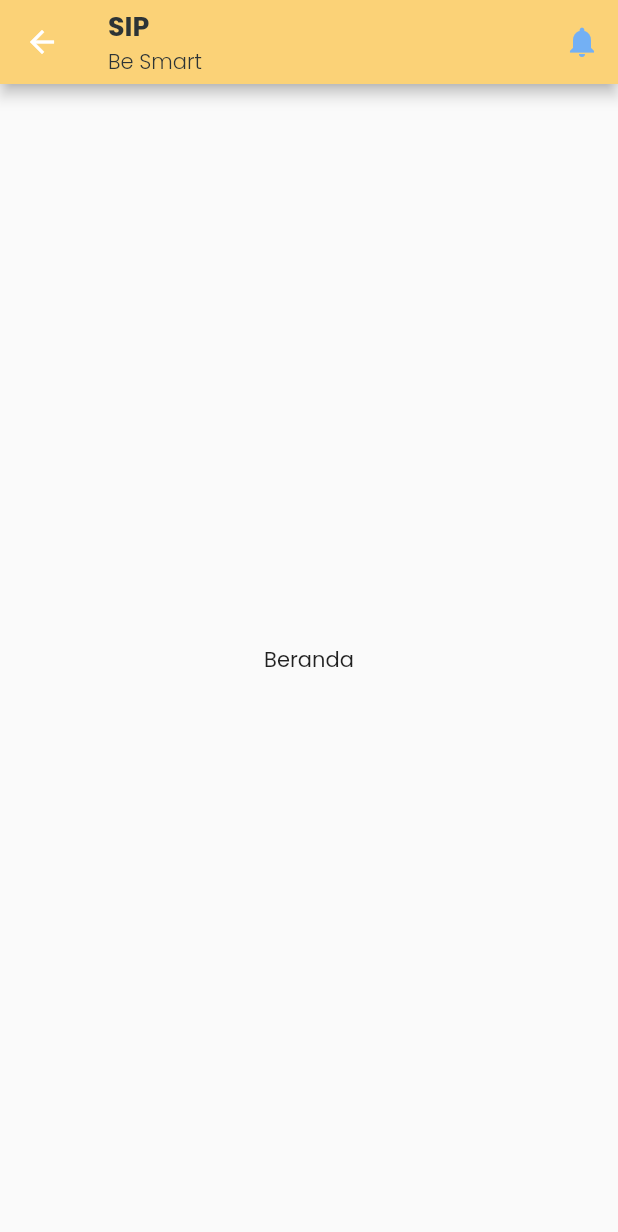
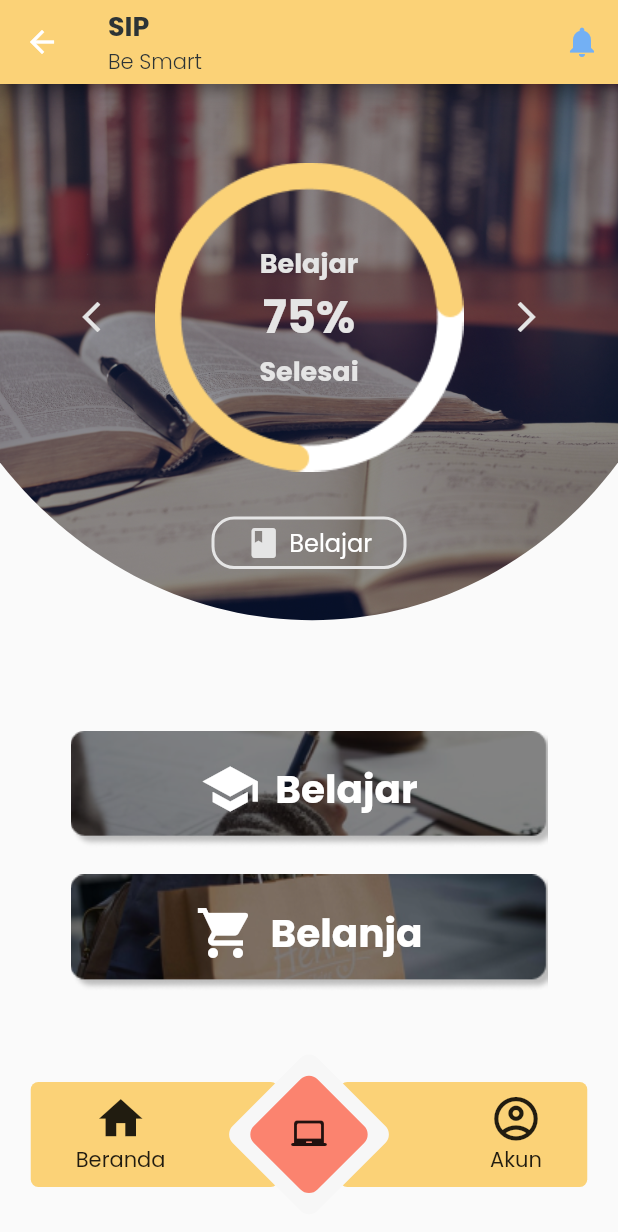
Before and after one commit to danthz2/SIP-Application, a Flutter app: the Beranda screen opened directly, on a phone screen of 412 x 824 dp. Shown: the top 1232 px of the screen. Run offline on Flutter 3.47's test engine with Material 2 defaults, Android fonts, the light colour scheme and no system bars; our stand-ins replace google_fonts.

Commit message:
nambah halaman

```diff
--- a/lib/pages/beranda.dart
+++ b/lib/pages/beranda.dart
@@ -1,5 +1,9 @@
 import 'package:flutter/material.dart';
+import 'package:sip_app/pages/pilih_matkul.dart';
 import 'package:sip_app/theme.dart';
+import 'dart:math' as math;
+
+import 'package:sip_app/widgets/btm_navbar.dart';
 
 class Beranda extends StatelessWidget {
   @override
@@ -31,6 +35,168 @@ class Beranda extends StatelessWidget {
           ),
         ],
       ),
-        body: Center(child: Text("Beranda")));
+      body: Column(
+        mainAxisAlignment: MainAxisAlignment.spaceBetween,
+        children: [
+          header(),
+          SizedBox(
+            height: 20,
+          ),
+          GestureDetector(
+            onTap: () {
+              Navigator.push(context, MaterialPageRoute(builder: (context) {
+                return PilihMatkul();
+              }));
+            },
+            child: chooseMenu(
+                "assets/images/button_belajar.png", Icons.school, "Belajar"),
+          ),
+          chooseMenu("assets/images/button_belanja.png", Icons.shopping_cart,
+              "Belanja"),
+          SizedBox(
+            height: 20,
+          ),
+          MyBottomNavbar(),
+          SizedBox(
+            height: 10,
+          ),
+        ],
+      ),
+    );
+  }
+
+  Widget chooseMenu(String btnImg, IconData btnIcon, String btnText) {
+    return Column(children: [
+      Stack(
+        alignment: Alignment.center,
+        children: [
+          Image.asset(btnImg),
+          Row(
+            mainAxisAlignment: MainAxisAlignment.center,
+            children: [
+              Icon(
+                btnIcon,
+                color: Colors.white,
+                size: 40,
+              ),
+              SizedBox(
+                width: 10,
+              ),
+              Text(
+                btnText,
+                style: titleSIP.copyWith(color: Colors.white, fontSize: 26),
+              )
+            ],
+          )
+        ],
+      )
+    ]);
+  }
+
+  Widget header() {
+    return Stack(
+      alignment: Alignment.center,
+      children: [
+        ClipPath(
+            clipper: MyCustomClipper(),
+            child: Image.asset("assets/images/bg_beranda1.png")),
+        Column(
+          children: [
+            Row(
+              mainAxisAlignment: MainAxisAlignment.center,
+              children: [
+                Icon(
+                  Icons.arrow_back_ios_new,
+                  color: whiteSIP,
+                ),
+                SizedBox(
+                  width: 30,
+                ),
+                Stack(
+                  alignment: Alignment.center,
+                  children: [
+                    Image.asset("assets/images/progress_chart.png"),
+                    Column(
+                      children: [
+                        Text(
+                          "Belajar",
+                          style: titleSIP.copyWith(color: whiteSIP),
+                        ),
+                        Text("75\%",
+                            style: titleSIP.copyWith(
+                                color: whiteSIP, fontSize: 30)),
+                        Text("Selesai",
+                            style: titleSIP.copyWith(color: whiteSIP)),
+                      ],
+                    ),
+                  ],
+                ),
+                SizedBox(
+                  width: 30,
+                ),
+                Icon(
+                  Icons.arrow_forward_ios,
+                  color: whiteSIP,
+                ),
+              ],
+            ),
+            SizedBox(
+              height: 30,
+            ),
+            Container(
+                width: 130,
+                height: 35,
+                decoration: BoxDecoration(
+                    borderRadius: BorderRadius.circular(15),
+                    border: Border.all(color: whiteSIP, width: 2)),
+                child: Row(
+                  mainAxisAlignment: MainAxisAlignment.center,
+                  children: [
+                    Icon(
+                      Icons.book,
+                      color: whiteSIP,
+                    ),
+                    SizedBox(
+                      width: 5,
+                    ),
+                    Text(
+                      "Belajar",
+                      style: TextStyle(color: Colors.white, fontSize: 16),
+                    )
+                  ],
+                ))
+          ],
+        ),
+      ],
+    );
   }
 }
+
+class MyCustomClipper extends CustomClipper<Path> {
+  @override
+  getClip(Size size) {
+    final path = Path();
+    path.moveTo(size.width, 0);
+    path.quadraticBezierTo(size.width, size.height * 0.5037313, size.width,
+        size.height * 0.6716418);
+    path.cubicTo(
+        size.width * 0.7466667,
+        size.height * 1.0447761,
+        size.width * 0.2666667,
+        size.height * 1.0447761,
+        0,
+        size.height * 0.6716418);
+    path.quadraticBezierTo(0, size.height * 0.5037313, 0, 0);
+    path.lineTo(size.width, 0);
+    path.close();
+    ;
+
+    return path;
+  }
+
+  @override
+  bool shouldReclip(covariant CustomClipper oldClipper) {
+    // TODO: implement shouldReclip
+    return false;
+  }
+}
--- a/lib/theme.dart
+++ b/lib/theme.dart
@@ -12,6 +12,7 @@ Color greenPastel = Color(0xffB4DF80);
 Color redPastel = Color(0xffFB836F);
 Color moccaPastel = Color(0xffF4D0B5);
 Color bluePastel = Color(0xff73B0F4);
+Color tealPastel = Color(0xff61DDBC);
 
 TextStyle titleSIP = TextStyle(fontSize: 18, fontWeight: FontWeight.w700);
 TextStyle subtitleSIP = TextStyle(fontSize: 14, fontWeight: FontWeight.w700);
--- /dev/null
+++ b/lib/widgets/btm_navbar.dart
@@ -0,0 +1,74 @@
+import 'package:flutter/material.dart';
+import 'package:sip_app/theme.dart';
+import 'dart:math' as math;
+
+class MyBottomNavbar extends StatelessWidget {
+  @override
+  Widget build(BuildContext context) {
+    return Stack(
+      alignment: Alignment.center,
+      children: [
+        Row(mainAxisAlignment: MainAxisAlignment.spaceAround, children: [
+          Container(
+            padding: EdgeInsets.only(left: 30),
+            alignment: Alignment.centerLeft,
+            width: 165,
+            height: 70,
+            decoration: BoxDecoration(
+                color: yellowSIP, borderRadius: BorderRadius.circular(5)),
+            child: Column(
+              mainAxisAlignment: MainAxisAlignment.center,
+              children: [
+                Icon(
+                  Icons.home,
+                  size: 35,
+                ),
+                Text("Beranda")
+              ],
+            ),
+          ),
+          Container(
+            padding: EdgeInsets.only(right: 30),
+            alignment: Alignment.centerRight,
+            width: 165,
+            height: 70,
+            decoration: BoxDecoration(
+                color: yellowSIP, borderRadius: BorderRadius.circular(5)),
+            child: Column(
+              mainAxisAlignment: MainAxisAlignment.center,
+              children: [
+                Icon(
+                  Icons.account_circle_outlined,
+                  size: 35,
+                ),
+                Text("Akun")
+              ],
+            ),
+          ),
+        ]),
+        Transform.rotate(
+          angle: math.pi / 4,
+          child: Container(
+            width: 80,
+            height: 80,
+            decoration: BoxDecoration(
+                borderRadius: BorderRadius.circular(8),
+                color: Color(0xfff7f7f7)),
+          ),
+        ),
+        Transform.rotate(
+          angle: math.pi / 4,
+          child: Container(
+            width: 60,
+            height: 60,
+            decoration: BoxDecoration(
+                borderRadius: BorderRadius.circular(8), color: redPastel),
+            child: Transform.rotate(
+                angle: -math.pi / 4,
+                child: Icon(Icons.laptop_chromebook_rounded)),
+          ),
+        )
+      ],
+    );
+  }
+}
```
Also changed, not shown: lib/pages/pilih_matkul.dart (added, +109 -0 lines), assets/images/button_belajar.png (added), assets/images/button_belanja.png (added), assets/images/progress_chart.png (added). Lines whose indentation alone changed are shown as unchanged.
